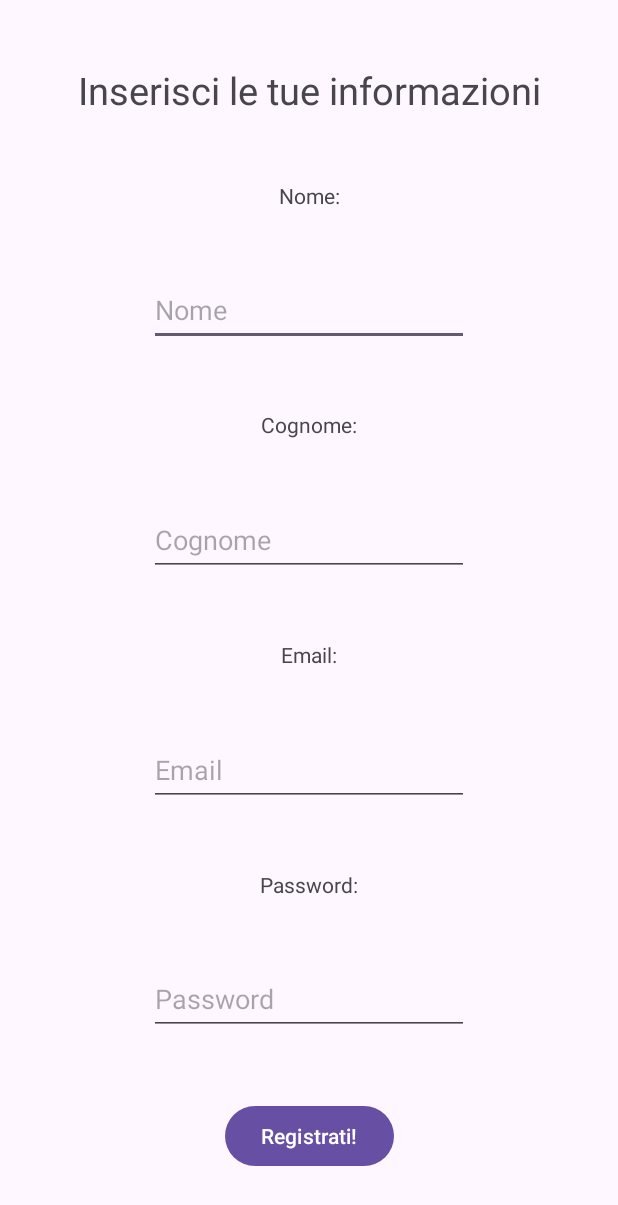
After one commit to Cacciaa/AppDispensa, an Android app: the ActivityRegister screen opened directly, with no data from a screen before it, on a phone screen of 412 x 824 dp. The commit adds this screen. Shown: the top 1205 px of the screen. Run offline under Robolectric (Android 15) with nearby library versions, the phone set to English and light mode, and no system bars.

Commit message:
Aggiunto Register

```diff
--- a/AppWithDB/app/src/main/AndroidManifest.xml
+++ b/AppWithDB/app/src/main/AndroidManifest.xml
@@ -13,6 +13,9 @@
         android:theme="@style/Theme.AppWithDB"
         tools:targetApi="31">
         <activity
+            android:name=".ActivityRegister"
+            android:exported="false" />
+        <activity
             android:name=".a2"
             android:exported="false" />
         <activity
--- /dev/null
+++ b/AppWithDB/app/src/main/java/com/example/appwithdb/ActivityRegister.kt
@@ -0,0 +1,36 @@
+package com.example.appwithdb
+
+import androidx.appcompat.app.AppCompatActivity
+import android.os.Bundle
+import android.view.View
+import android.widget.EditText
+import android.widget.Toast
+import androidx.lifecycle.Observer
+import androidx.lifecycle.ViewModelProvider
+
+class ActivityRegister : AppCompatActivity() {
+
+    private lateinit var mUserViewModel: UserViewModel
+
+    override fun onCreate(savedInstanceState: Bundle?) {
+        super.onCreate(savedInstanceState)
+        setContentView(R.layout.activity_register)
+    }
+
+    fun registratiEvent(view: View){
+
+        val editNome = findViewById<EditText>(R.id.editNome)
+        val editCognome = findViewById<EditText>(R.id.editCognome)
+        val editMail = findViewById<EditText>(R.id.editEmailReg)
+        val editPassword = findViewById<EditText>(R.id.editPasswordReg)
+
+        var nome = editNome.text.toString()
+        var cognome = editCognome.text.toString()
+        var mail = editMail.text.toString()
+        var psw = editPassword.text.toString()
+
+        mUserViewModel = ViewModelProvider(this).get(UserViewModel::class.java)
+        mUserViewModel.addUser(User(0,nome, cognome, mail, psw))
+
+    }
+}
--- a/AppWithDB/app/src/main/java/com/example/appwithdb/User.kt
+++ b/AppWithDB/app/src/main/java/com/example/appwithdb/User.kt
@@ -6,7 +6,9 @@ import androidx.room.PrimaryKey
 
 @Entity
 data class User(
-    @PrimaryKey val uid: Int,
+    @PrimaryKey(autoGenerate = true) val uid: Int,
     @ColumnInfo(name = "first_name") val firstName: String?,
-    @ColumnInfo(name = "last_name") val lastName: String?
+    @ColumnInfo(name = "last_name") val lastName: String?,
+    @ColumnInfo(name = "email") val email: String?,
+    @ColumnInfo(name = "password") val password: String?
 )
--- /dev/null
+++ b/AppWithDB/app/src/main/res/layout/activity_register.xml
@@ -0,0 +1,128 @@
+<?xml version="1.0" encoding="utf-8"?>
+<androidx.constraintlayout.widget.ConstraintLayout xmlns:android="http://schemas.android.com/apk/res/android"
+    xmlns:app="http://schemas.android.com/apk/res-auto"
+    xmlns:tools="http://schemas.android.com/tools"
+    android:layout_width="match_parent"
+    android:layout_height="match_parent"
+    tools:context=".ActivityRegister">
+
+    <TextView
+        android:id="@+id/textCognome"
+        android:layout_width="wrap_content"
+        android:layout_height="wrap_content"
+        android:text="Cognome:"
+        app:layout_constraintBottom_toTopOf="@+id/editCognome"
+        app:layout_constraintEnd_toEndOf="parent"
+        app:layout_constraintHorizontal_bias="0.5"
+        app:layout_constraintStart_toStartOf="parent"
+        app:layout_constraintTop_toBottomOf="@+id/editNome" />
+
+    <TextView
+        android:id="@+id/textView2"
+        android:layout_width="wrap_content"
+        android:layout_height="wrap_content"
+        android:text="Inserisci le tue informazioni"
+        android:textSize="25sp"
+        app:layout_constraintBottom_toTopOf="@+id/textNome"
+        app:layout_constraintEnd_toEndOf="parent"
+        app:layout_constraintHorizontal_bias="0.5"
+        app:layout_constraintStart_toStartOf="parent"
+        app:layout_constraintTop_toTopOf="parent" />
+
+    <EditText
+        android:id="@+id/editNome"
+        android:layout_width="wrap_content"
+        android:layout_height="48dp"
+        android:ems="10"
+        android:hint="Nome"
+        android:inputType="text"
+        app:layout_constraintBottom_toTopOf="@+id/textCognome"
+        app:layout_constraintEnd_toEndOf="parent"
+        app:layout_constraintHorizontal_bias="0.5"
+        app:layout_constraintStart_toStartOf="parent"
+        app:layout_constraintTop_toBottomOf="@+id/textNome" />
+
+    <EditText
+        android:id="@+id/editCognome"
+        android:layout_width="wrap_content"
+        android:layout_height="48dp"
+        android:ems="10"
+        android:hint="Cognome"
+        android:inputType="text"
+        app:layout_constraintBottom_toTopOf="@+id/textEmail"
+        app:layout_constraintEnd_toEndOf="parent"
+        app:layout_constraintHorizontal_bias="0.5"
+        app:layout_constraintStart_toStartOf="parent"
+        app:layout_constraintTop_toBottomOf="@+id/textCognome" />
+
+    <EditText
+        android:id="@+id/editEmailReg"
+        android:layout_width="wrap_content"
+        android:layout_height="48dp"
+        android:ems="10"
+        android:hint="Email"
+        android:inputType="text"
+        app:layout_constraintBottom_toTopOf="@+id/textPassword"
+        app:layout_constraintEnd_toEndOf="parent"
+        app:layout_constraintHorizontal_bias="0.5"
+        app:layout_constraintStart_toStartOf="parent"
+        app:layout_constraintTop_toBottomOf="@+id/textEmail" />
+
+    <EditText
+        android:id="@+id/editPasswordReg"
+        android:layout_width="wrap_content"
+        android:layout_height="48dp"
+        android:ems="10"
+        android:hint="Password"
+        android:inputType="textPassword"
+        app:layout_constraintBottom_toTopOf="@+id/idRegConferma"
+        app:layout_constraintEnd_toEndOf="parent"
+        app:layout_constraintHorizontal_bias="0.5"
+        app:layout_constraintStart_toStartOf="parent"
+        app:layout_constraintTop_toBottomOf="@+id/textPassword" />
+
+    <TextView
+        android:id="@+id/textNome"
+        android:layout_width="wrap_content"
+        android:layout_height="wrap_content"
+        android:text="Nome:"
+        app:layout_constraintBottom_toTopOf="@+id/editNome"
+        app:layout_constraintEnd_toEndOf="parent"
+        app:layout_constraintHorizontal_bias="0.5"
+        app:layout_constraintStart_toStartOf="parent"
+        app:layout_constraintTop_toBottomOf="@+id/textView2" />
+
+    <TextView
+        android:id="@+id/textEmail"
+        android:layout_width="wrap_content"
+        android:layout_height="wrap_content"
+        android:text="Email:"
+        app:layout_constraintBottom_toTopOf="@+id/editEmailReg"
+        app:layout_constraintEnd_toEndOf="parent"
+        app:layout_constraintHorizontal_bias="0.5"
+        app:layout_constraintStart_toStartOf="parent"
+        app:layout_constraintTop_toBottomOf="@+id/editCognome" />
+
+    <TextView
+        android:id="@+id/textPassword"
+        android:layout_width="wrap_content"
+        android:layout_height="wrap_content"
+        android:text="Password:"
+        app:layout_constraintBottom_toTopOf="@+id/editPasswordReg"
+        app:layout_constraintEnd_toEndOf="parent"
+        app:layout_constraintHorizontal_bias="0.5"
+        app:layout_constraintStart_toStartOf="parent"
+        app:layout_constraintTop_toBottomOf="@+id/editEmailReg" />
+
+    <Button
+        android:id="@+id/idRegConferma"
+        android:layout_width="wrap_content"
+        android:layout_height="wrap_content"
+        android:onClick="registratiEvent"
+        android:text="Registrati!"
+        app:layout_constraintBottom_toBottomOf="parent"
+        app:layout_constraintEnd_toEndOf="parent"
+        app:layout_constraintHorizontal_bias="0.5"
+        app:layout_constraintStart_toStartOf="parent"
+        app:layout_constraintTop_toBottomOf="@+id/editPasswordReg" />
+</androidx.constraintlayout.widget.ConstraintLayout>
```
Also changed, not shown: AppWithDB/app/src/main/java/com/example/appwithdb/MainActivity.kt (+9 -5 lines), AppWithDB/app/src/main/res/layout/activity_main.xml (+58 -6 lines).
